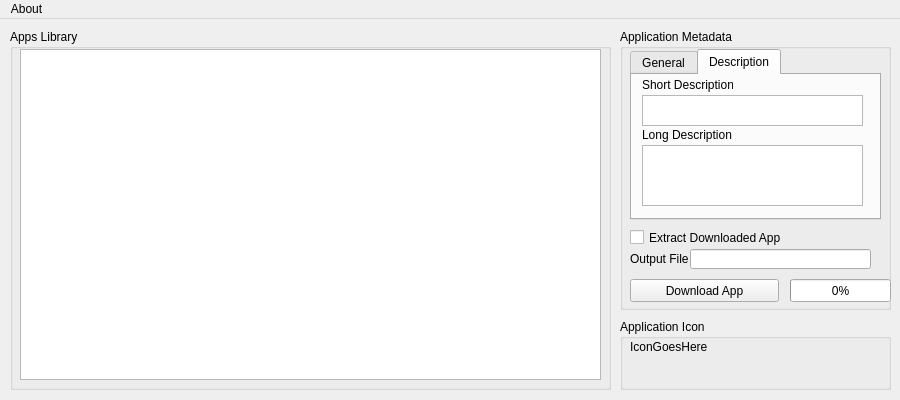
Before: the Qt Designer form gui/united.ui in dhtdht020/osc-dl, drawn with Qt 5.
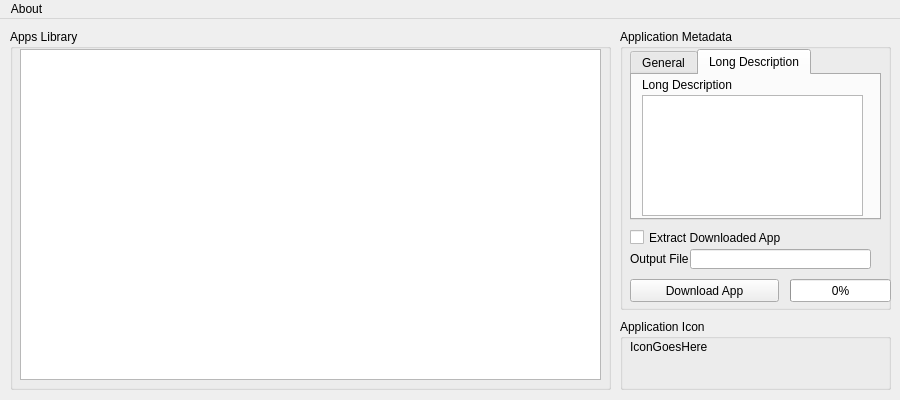
After: the same form once the commit is applied. The open tabs and pages were chosen to show the change.

Commit message: Moved short description to general metadata

The edit to the form file:
```diff
--- a/gui/united.ui
+++ b/gui/united.ui
@@ -227,45 +227,15 @@
      </widget>
      <widget class="QWidget" name="Description">
       <attribute name="title">
-       <string>Description</string>
+       <string>Long Description</string>
       </attribute>
-      <widget class="QTextBrowser" name="shortDescriptionBrowser">
-       <property name="geometry">
-        <rect>
-         <x>10</x>
-         <y>20</y>
-         <width>221</width>
-         <height>31</height>
-        </rect>
-       </property>
-       <property name="html">
-        <string>&lt;!DOCTYPE HTML PUBLIC &quot;-//W3C//DTD HTML 4.0//EN&quot; &quot;http://www.w3.org/TR/REC-html40/strict.dtd&quot;&gt;
-&lt;html&gt;&lt;head&gt;&lt;meta name=&quot;qrichtext&quot; content=&quot;1&quot; /&gt;&lt;style type=&quot;text/css&quot;&gt;
-p, li { white-space: pre-wrap; }
-&lt;/style&gt;&lt;/head&gt;&lt;body style=&quot; font-family:'MS Shell Dlg 2'; font-size:8.25pt; font-weight:400; font-style:normal;&quot;&gt;
-&lt;p style=&quot;-qt-paragraph-type:empty; margin-top:0px; margin-bottom:0px; margin-left:0px; margin-right:0px; -qt-block-indent:0; text-indent:0px;&quot;&gt;&lt;br /&gt;&lt;/p&gt;&lt;/body&gt;&lt;/html&gt;</string>
-       </property>
-      </widget>
-      <widget class="QLabel" name="ShortDescLabel">
-       <property name="geometry">
-        <rect>
-         <x>10</x>
-         <y>0</y>
-         <width>91</width>
-         <height>20</height>
-        </rect>
-       </property>
-       <property name="text">
-        <string>Short Description</string>
-       </property>
-      </widget>
       <widget class="QTextBrowser" name="longDescriptionBrowser">
        <property name="geometry">
         <rect>
          <x>10</x>
-         <y>70</y>
+         <y>20</y>
          <width>221</width>
-         <height>61</height>
+         <height>121</height>
         </rect>
        </property>
        <property name="html">
@@ -280,7 +250,7 @@
        <property name="geometry">
         <rect>
          <x>10</x>
-         <y>50</y>
+         <y>0</y>
          <width>91</width>
          <height>20</height>
         </rect>
```
Left out of the diff: 21 changed lines with no effect on the pictures. The commit also changes 2 other files.
